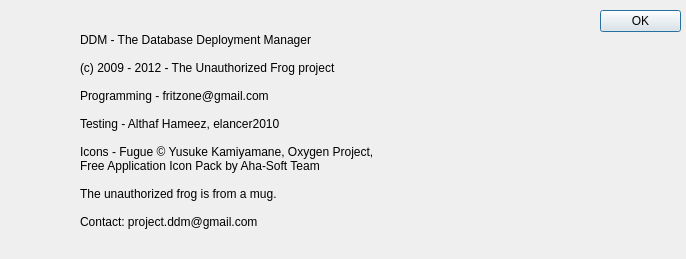
Qt form AboutBoxDialog.ui (fritzone/ddm) before a commit.
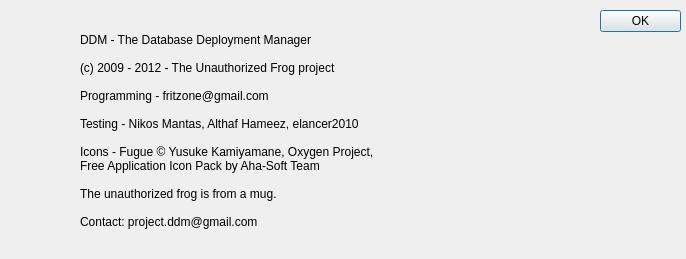
The same form after that commit. Icons and pictures are not drawn.

Commit message: added nm to about

Diff of the .ui file:
```diff
--- a/AboutBoxDialog.ui
+++ b/AboutBoxDialog.ui
@@ -73,7 +73,7 @@
 
 Programming - fritzone@gmail.com
 
-Testing - Althaf Hameez, elancer2010
+Testing - Nikos Mantas, Althaf Hameez, elancer2010
 
 Icons - Fugue © Yusuke Kamiyamane, Oxygen Project, 
 Free Application Icon Pack by Aha-Soft Team 
```
